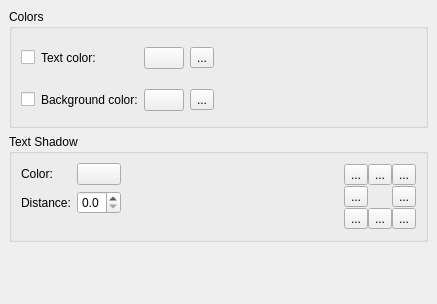
Above: plugins/textshape/dialogs/FontDecorations.ui from KDE/calligra before the change. Below: the same form after it.
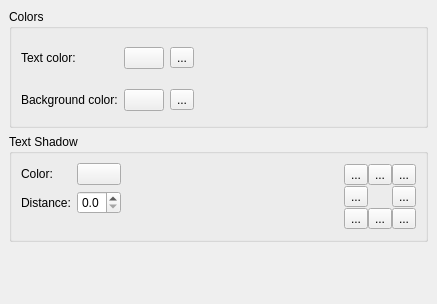
That is the form after the change. Custom widgets are drawn as their Qt base class.

Diff of the .ui file:
```diff
--- a/plugins/textshape/dialogs/FontDecorations.ui
+++ b/plugins/textshape/dialogs/FontDecorations.ui
@@ -28,7 +28,7 @@
       <property name="spacing" >
        <number>6</number>
       </property>
-      <item rowspan="2" row="0" column="4" >
+      <item row="0" column="3" rowspan="2">
        <spacer>
         <property name="orientation" >
          <enum>Qt::Horizontal</enum>
@@ -41,22 +41,22 @@
         </property>
        </spacer>
       </item>
-      <item row="1" column="3" >
-       <widget class="QToolButton" name="resetBackground" >
-        <property name="text" >
+      <item row="1" column="2">
+       <widget class="QToolButton" name="resetBackground">
+        <property name="text">
          <string>...</string>
         </property>
        </widget>
       </item>
-      <item row="1" column="2" >
-       <widget class="KColorButton" name="backgroundColor" />
+      <item row="1" column="1">
+       <widget class="KColorButton" name="backgroundColor"/>
       </item>
-      <item row="0" column="2" >
-       <widget class="KColorButton" name="textColor" />
+      <item row="0" column="1">
+       <widget class="KColorButton" name="textColor"/>
       </item>
-      <item row="0" column="1" >
-       <widget class="QLabel" name="textColorLabel" >
-        <property name="text" >
+      <item row="0" column="0">
+       <widget class="QLabel" name="textColorLabel">
+        <property name="text">
          <string>Text color:</string>
         </property>
         <property name="wordWrap" >
@@ -67,16 +67,16 @@
         </property>
        </widget>
       </item>
-      <item row="0" column="3" >
-       <widget class="QToolButton" name="resetTextColor" >
-        <property name="text" >
+      <item row="0" column="2">
+       <widget class="QToolButton" name="resetTextColor">
+        <property name="text">
          <string>...</string>
         </property>
        </widget>
       </item>
-      <item row="1" column="1" >
-       <widget class="QLabel" name="backgroundColorLabel" >
-        <property name="text" >
+      <item row="1" column="0">
+       <widget class="QLabel" name="backgroundColorLabel">
+        <property name="text">
          <string>Background color:</string>
         </property>
         <property name="wordWrap" >
@@ -87,16 +87,6 @@
         </property>
        </widget>
       </item>
-      <item row="0" column="0" >
-       <widget class="QCheckBox" name="enableText" />
-      </item>
-      <item row="1" column="0" >
-       <widget class="QCheckBox" name="enableBackground" >
-        <property name="text" >
-         <string/>
-        </property>
-       </widget>
-      </item>
      </layout>
     </widget>
    </item>
@@ -315,7 +305,7 @@
    </item>
   </layout>
  </widget>
- <layoutdefault spacing="6" margin="11" />
+ <layoutdefault spacing="6" margin="11"/>
  <customwidgets>
   <customwidget>
    <class>KColorButton</class>
```
Left out of the diff: 195 changed lines with no effect on the pictures.
